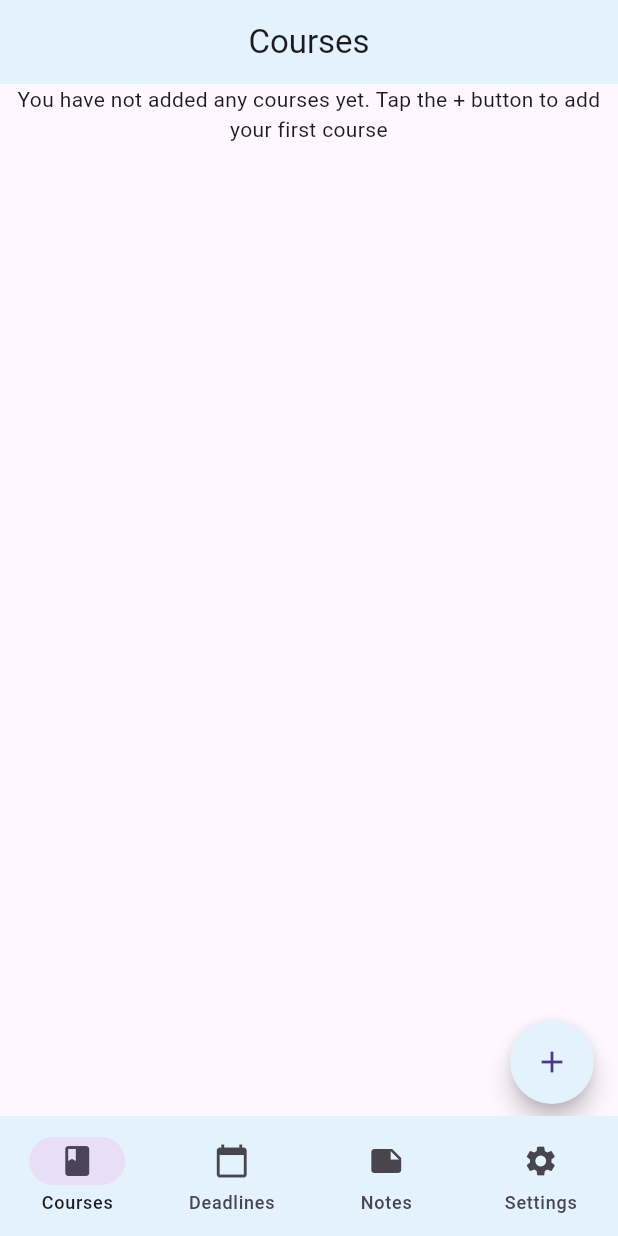
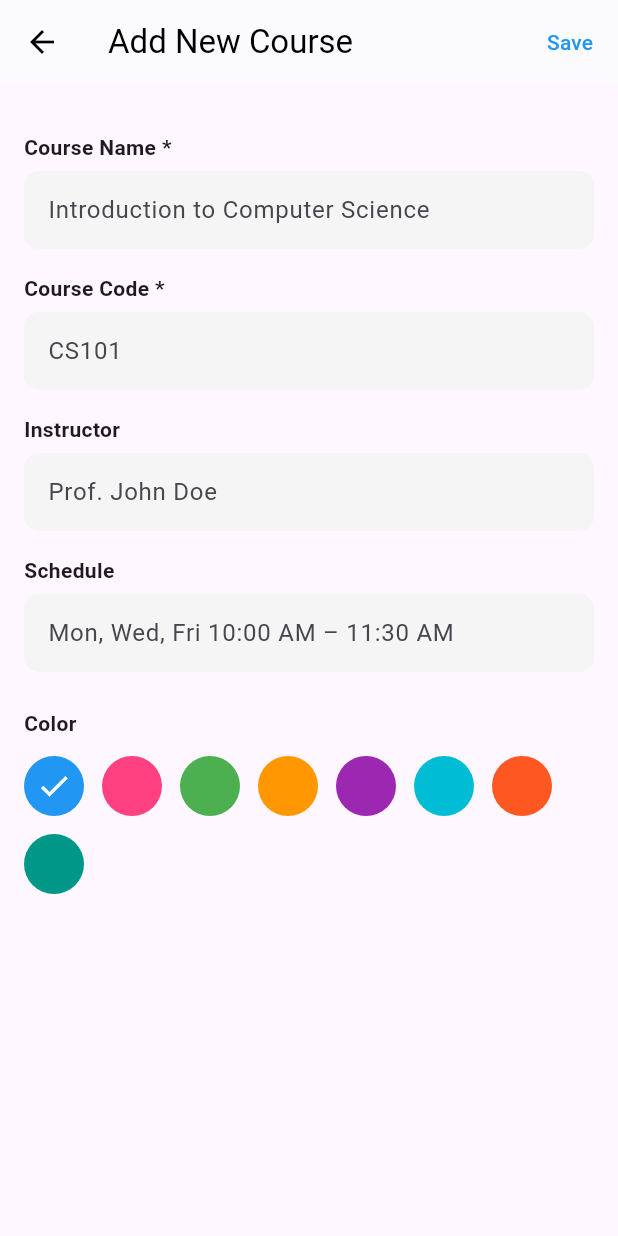
Before and after one commit to hscdexolusion/coursecompanion, a Flutter app: the screen it shows after launch, after a tap on the "add" icon, on a phone screen of 412 x 824 dp. Run offline on Flutter 3.47's test engine with Material 3 defaults, Android fonts, the phone set to English and light mode, and no system bars.

Commit message:
worked partially on all the other screens

```diff
--- /dev/null
+++ b/lib/views/pages/add_course_sreen.dart
@@ -0,0 +1,106 @@
+import 'package:flutter/material.dart';
+
+void main() => runApp(MaterialApp(home: AddCoursePage()));
+
+class AddCoursePage extends StatefulWidget {
+  @override
+  _AddCoursePageState createState() => _AddCoursePageState();
+}
+
+class _AddCoursePageState extends State<AddCoursePage> {
+  final TextEditingController courseNameController = TextEditingController();
+  final TextEditingController courseCodeController = TextEditingController();
+  final TextEditingController instructorController = TextEditingController();
+  final TextEditingController scheduleController = TextEditingController();
+
+  int selectedColorIndex = 0;
+
+  final List<Color> colors = [
+    Colors.blue,
+    Colors.pinkAccent,
+    Colors.green,
+    Colors.orange,
+    Colors.purple,
+    Colors.cyan,
+    Colors.deepOrange,
+    Colors.teal,
+  ];
+
+  @override
+  Widget build(BuildContext context) {
+    return Scaffold(
+      appBar: AppBar(
+        leading: IconButton(
+          icon: Icon(Icons.arrow_back),
+          onPressed: () => Navigator.pop(context),
+        ),
+        title: Text('Add New Course'),
+        actions: [
+          TextButton(
+            onPressed: () {
+              // Handle Save action
+            },
+            child: Text('Save', style: TextStyle(color: Colors.blue)),
+          ),
+        ],
+        backgroundColor: Colors.white,
+        foregroundColor: Colors.black,
+        elevation: 0.5,
+      ),
+      body: Padding(
+        padding: const EdgeInsets.all(16.0),
+        child: ListView(
+          children: [
+            buildLabeledTextField("Course Name *", courseNameController, "Introduction to Computer Science"),
+            buildLabeledTextField("Course Code *", courseCodeController, "CS101"),
+            buildLabeledTextField("Instructor", instructorController, "Prof. John Doe"),
+            buildLabeledTextField("Schedule", scheduleController, "Mon, Wed, Fri 10:00 AM – 11:30 AM"),
+            const SizedBox(height: 24),
+            Text("Color", style: TextStyle(fontWeight: FontWeight.bold)),
+            const SizedBox(height: 12),
+            Wrap(
+              spacing: 12,
+              runSpacing: 12,
+              children: List.generate(colors.length, (index) {
+                return GestureDetector(
+                  onTap: () => setState(() => selectedColorIndex = index),
+                  child: CircleAvatar(
+                    radius: 20,
+                    backgroundColor: colors[index],
+                    child: selectedColorIndex == index
+                        ? Icon(Icons.check, color: Colors.white)
+                        : null,
+                  ),
+                );
+              }),
+            ),
+          ],
+        ),
+      ),
+    );
+  }
+
+  Widget buildLabeledTextField(String label, TextEditingController controller, String hint) {
+    return Column(
+      crossAxisAlignment: CrossAxisAlignment.start,
+      children: [
+        const SizedBox(height: 16),
+        Text(label, style: TextStyle(fontWeight: FontWeight.bold)),
+        const SizedBox(height: 6),
+        TextField(
+          controller: controller,
+          decoration: InputDecoration(
+            hintText: hint,
+            filled: true,
+            fillColor: Colors.grey[100],
+            contentPadding: EdgeInsets.symmetric(horizontal: 12, vertical: 14),
+            border: OutlineInputBorder(
+              borderRadius: BorderRadius.circular(10),
+              borderSide: BorderSide.none,
+            ),
+          ),
+        ),
+      ],
+    );
+  }
+}
--- a/lib/views/pages/courses_screen.dart
+++ b/lib/views/pages/courses_screen.dart
@@ -1,3 +1,5 @@
+import 'package:coursecompanion/views/pages/add_course_sreen.dart';
+import 'package:coursecompanion/views/widgets/empty_state.dart';
 import 'package:flutter/material.dart';
 
 class CoursesScreen extends StatelessWidget {
@@ -11,19 +13,19 @@ class CoursesScreen extends StatelessWidget {
         centerTitle: true,
         backgroundColor: Colors.blue[50],
       ),
-      body: Center(
-        child: Column
-        (
-          children: [
-             Text('You have not added any courses yet. Tap the + button to add your first course', textAlign: TextAlign.center,),          ]
-          ),
-
+      body: const EmptyState(
+        icon: Icons.menu_book,
+        message: "You haven't added any courses yet.\nTap the + button to add your first course.",
       ),
       floatingActionButton:   Padding(
         padding: const EdgeInsets.only(bottom: 8.0),
         child: FloatingActionButton(
                 backgroundColor: Colors.blue[50],
                 onPressed: () {
+                   Navigator.push(
+            context,
+            MaterialPageRoute(builder: (_) =>  AddCoursePage()),
+          );
                },
                tooltip: 'Increment',
                shape: const CircleBorder(),
--- a/lib/views/widget_tree.dart
+++ b/lib/views/widget_tree.dart
@@ -29,7 +29,7 @@ class _WidgetTreeState extends State<WidgetTree> {
        bottomNavigationBar: NavigationBarTheme(
         data: NavigationBarThemeData(
           //   indicatorColor: Colors.blue,
-          backgroundColor: Colors.blue[50]
+          backgroundColor: Colors.blue
         ),
          child: NavigationBar(
           onDestinationSelected: (value) {
@@ -40,7 +40,7 @@ class _WidgetTreeState extends State<WidgetTree> {
           selectedIndex: currentIndex,
 
           destinations: [
-          NavigationDestination(icon: Icon(Icons.book), label: 'Courses'),
+          NavigationDestination(icon: Icon(Icons.menu_book), label: 'Courses'),
           NavigationDestination(icon: Icon(Icons.calendar_today), label: 'Deadlines'),
           NavigationDestination(icon: Icon(Icons.note), label: 'Notes'),
           NavigationDestination(icon: Icon(Icons.settings), label: 'Settings'),
--- /dev/null
+++ b/lib/views/widgets/empty_state.dart
@@ -0,0 +1,26 @@
+import 'package:flutter/material.dart';
+
+class EmptyState extends StatelessWidget {
+  final IconData icon;
+  final String message;
+
+  const EmptyState({super.key, required this.icon, required this.message});
+
+  @override
+  Widget build(BuildContext context) {
+    return Center(
+      child: Column(
+        mainAxisAlignment: MainAxisAlignment.center,
+        children: [
+          Icon(icon, size: 60, color: Colors.grey),
+          const SizedBox(height: 16),
+          Text(
+            message,
+            textAlign: TextAlign.center,
+            style: const TextStyle(fontSize: 16, color: Colors.grey),
+          ),
+        ],
+      ),
+    );
+  }
+}
```
Also changed, not shown: lib/views/pages/deadlines_screen.dart (+26 -6 lines), lib/views/pages/notes_screen.dart (+33 -6 lines).
